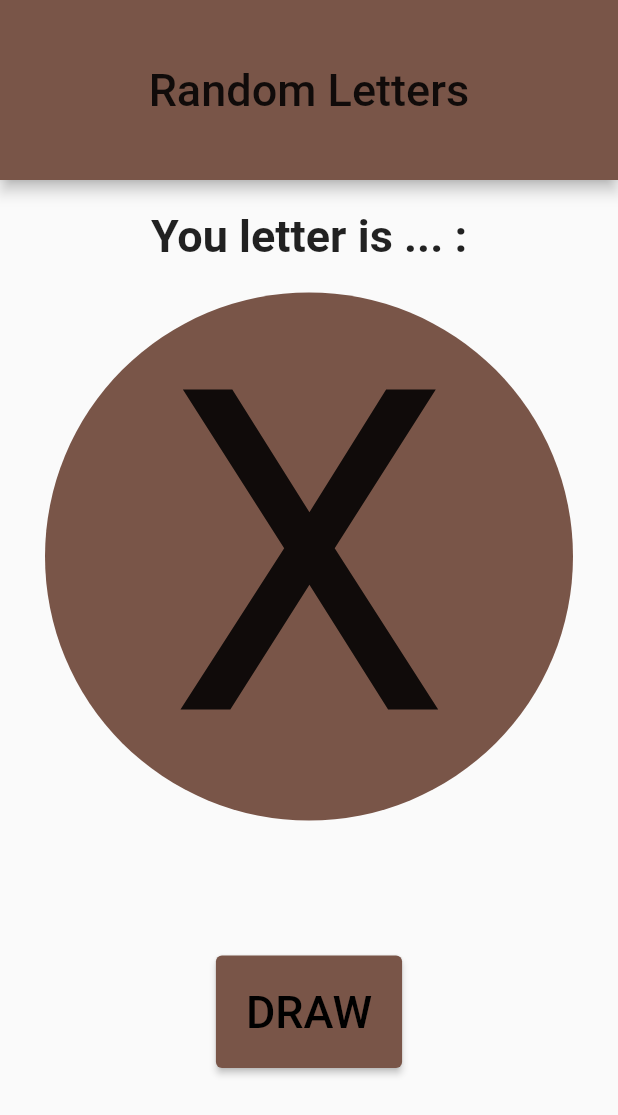
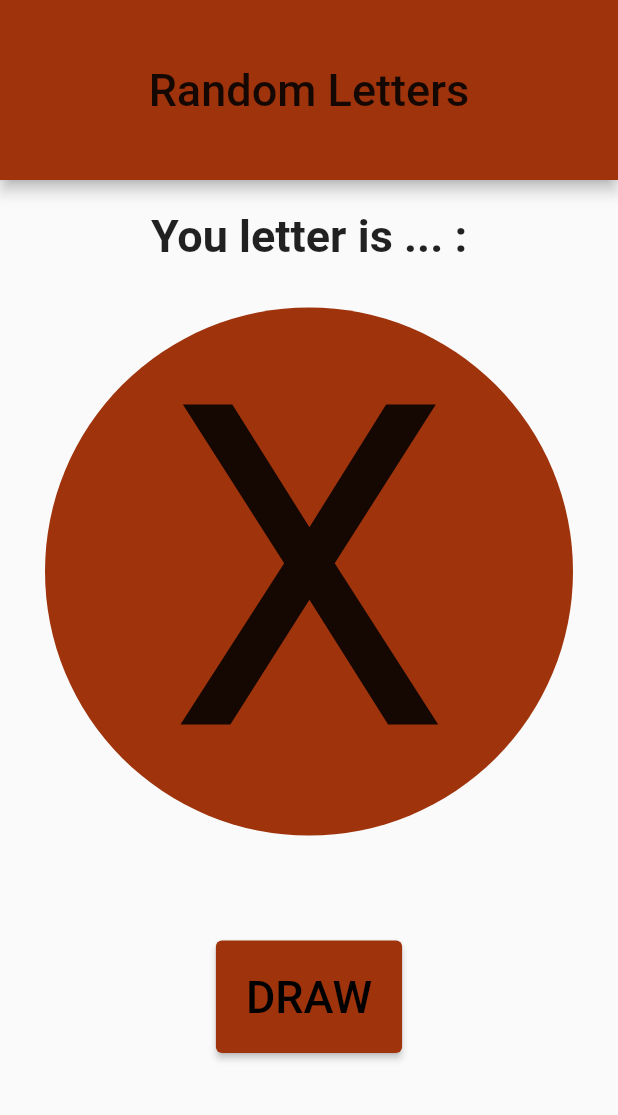
Before and after one commit to patryklaskowski1/random_letters, a Flutter app: the screen it shows after launch, on a phone screen of 412 x 824 dp. Shown: the top 1115 px of the screen. Run offline on Flutter 3.47's test engine with Material 2 defaults, Android fonts, the phone set to English and light mode, and no system bars.

Commit message:
style app

```diff
--- a/lib/main.dart
+++ b/lib/main.dart
@@ -1,5 +1,4 @@
 import 'dart:math';
-import 'dart:ui';
 import 'package:flutter/material.dart';
 
 void main() {
@@ -12,7 +11,7 @@ class MyApp extends StatelessWidget {
   @override
   Widget build(BuildContext context) {
     return const MaterialApp(
-      title: 'Simple random letters App',
+      title: 'Simple random generator letter App',
       home: HomePage(),
     );
   }
@@ -61,7 +60,7 @@ class _HomePageState extends State<HomePage> {
   Widget build(BuildContext context) {
     return Scaffold(
       appBar: AppBar(
-        backgroundColor: Colors.brown,
+        backgroundColor: Color.fromARGB(255, 158, 51, 12),
         centerTitle: true,
         toolbarHeight: 120,
         title: const Text(
@@ -82,11 +81,11 @@ class _HomePageState extends State<HomePage> {
               fontSize: 30,
             ),
           ),
-          const SizedBox(height: 20),
+          const SizedBox(height: 30),
           Container(
             decoration: const BoxDecoration(
               shape: BoxShape.circle,
-              color: Colors.brown,
+              color: Color.fromARGB(255, 158, 51, 12),
             ),
             child: Center(
               child: Text(
@@ -98,7 +97,7 @@ class _HomePageState extends State<HomePage> {
             ),
           ),
           const SizedBox(
-            height: 90,
+            height: 70,
           ),
           ElevatedButton(
             onPressed: () {
@@ -107,7 +106,7 @@ class _HomePageState extends State<HomePage> {
               });
             },
             style: ElevatedButton.styleFrom(
-              primary: Colors.brown,
+              primary: const Color.fromARGB(255, 158, 51, 12),
               padding: const EdgeInsets.all(20),
             ),
             child: const Text(
```
